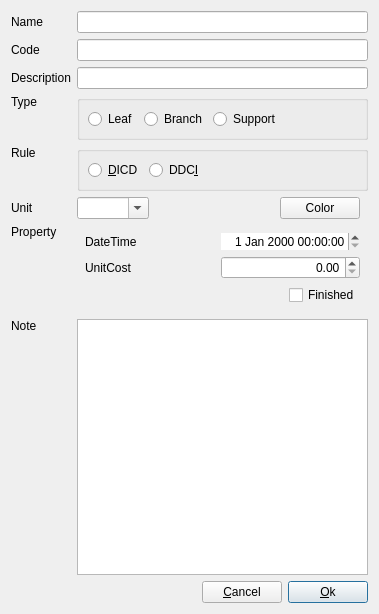
Qt form dialog/editnode/editnodetask.ui (YtxCash/YTX) before a commit.
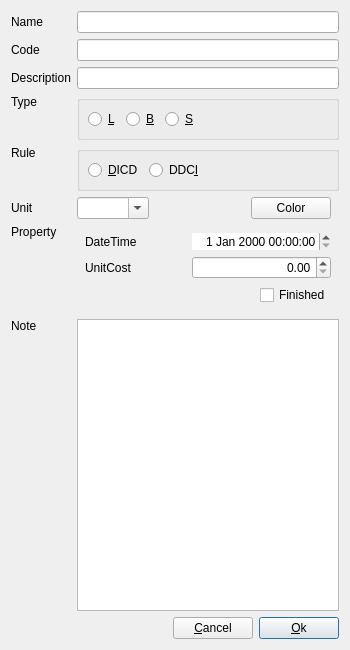
The same form after that commit. Custom widgets are drawn as their Qt base class.

Diff of the .ui file:
```diff
--- a/dialog/editnode/editnodetask.ui
+++ b/dialog/editnode/editnodetask.ui
@@ -6,8 +6,8 @@
    <rect>
     <x>0</x>
     <y>0</y>
-    <width>379</width>
-    <height>614</height>
+    <width>350</width>
+    <height>650</height>
    </rect>
   </property>
   <layout class="QGridLayout" name="gridLayout_4">
@@ -346,23 +346,32 @@
       </property>
       <item row="0" column="0">
        <widget class="QRadioButton" name="rBtnLeaf">
-        <property name="text">
+        <property name="toolTip">
          <string>Leaf</string>
         </property>
+        <property name="text">
+         <string notr="true">&amp;L</string>
+        </property>
        </widget>
       </item>
       <item row="0" column="1">
        <widget class="QRadioButton" name="rBtnBranch">
-        <property name="text">
+        <property name="toolTip">
          <string>Branch</string>
         </property>
+        <property name="text">
+         <string notr="true">&amp;B</string>
+        </property>
        </widget>
       </item>
       <item row="0" column="2">
        <widget class="QRadioButton" name="rBtnSupport">
-        <property name="text">
+        <property name="toolTip">
          <string>Support</string>
         </property>
+        <property name="text">
+         <string notr="true">&amp;S</string>
+        </property>
        </widget>
       </item>
       <item row="0" column="3">
```
Left out of the diff: 4 changed lines with no effect on the pictures.
